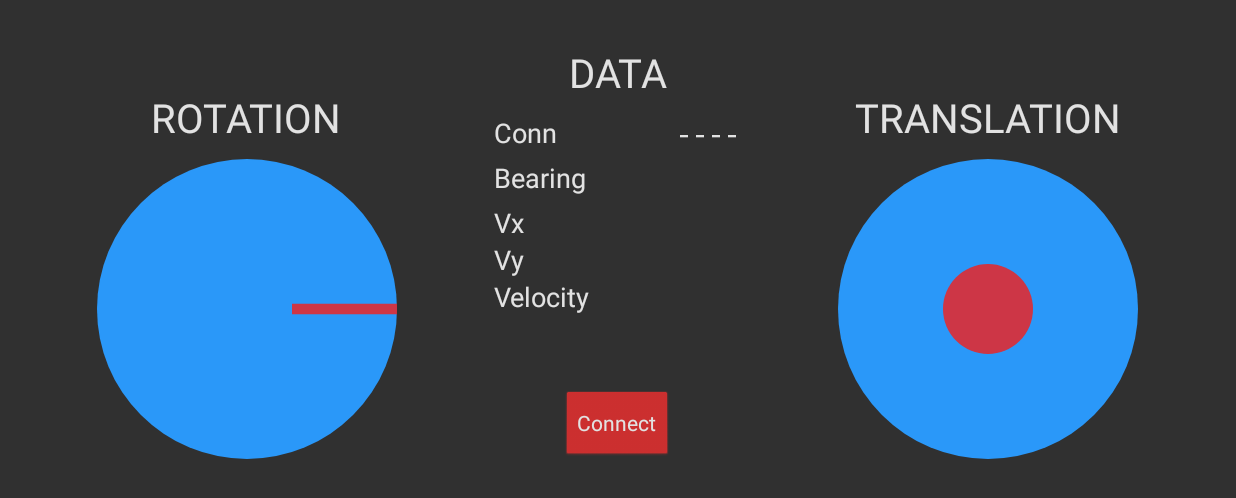
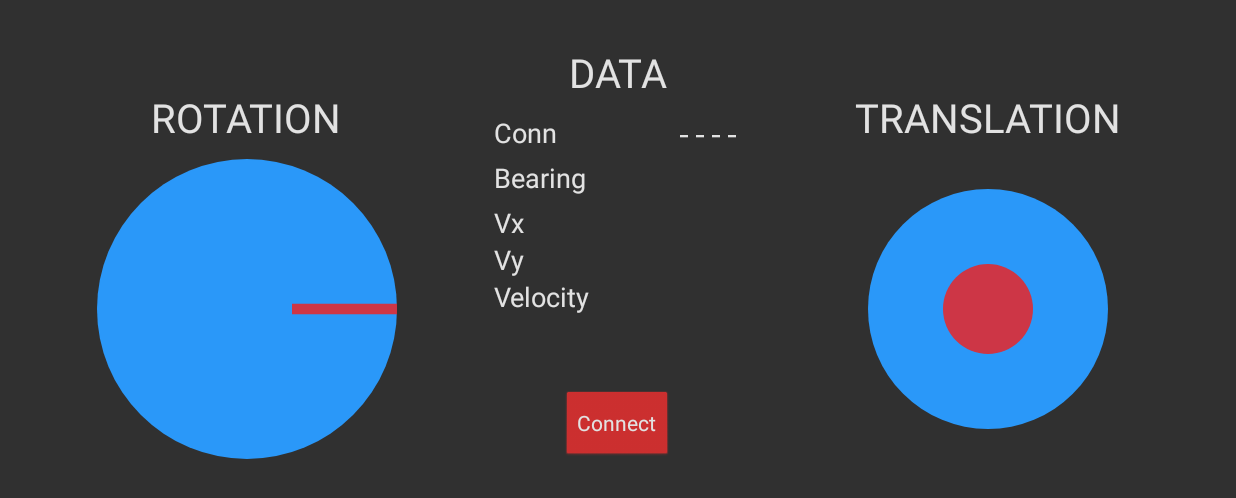
Before and after one commit to Plenglin/KiwiBot, an Android app: the screen it shows after launch (RobotControllerActivity), on a phone screen of 824 x 412 dp (held sideways). Shown: the top 498 px of the screen. Run offline under Robolectric (Android 15) with nearby library versions, the phone set to English and light mode, and no system bars.

Commit message:
Make joystick look a bit nicer

```diff
--- a/app/src/main/java/io/github/plenglin/kiwicontrol/JoystickView.kt
+++ b/app/src/main/java/io/github/plenglin/kiwicontrol/JoystickView.kt
@@ -22,7 +22,7 @@ class JoystickView(context: Context, attributes: AttributeSet) : View(context, a
         style = Paint.Style.FILL
     }
 
-    private val bgRadius get() = minOf(width, height).toFloat() / 2f
+    private val bgRadius get() = attrArray.getDimensionPixelSize(R.styleable.JoystickView_bgRadius, minOf(width, height)/ 2).toFloat()
     private val joystickTouchRadius get() = lazy {attrArray.getDimensionPixelSize(R.styleable.JoystickView_touchRadius, 0).toFloat()}
     private val limitPadding get() = lazy { attrArray.getDimensionPixelSize(R.styleable.JoystickView_joystickLimit, 0).toFloat() }
     private val maxRadius get() = bgRadius - joystickTouchRadius.value - limitPadding.value
--- a/app/src/main/java/io/github/plenglin/kiwicontrol/RobotControllerActivity.kt
+++ b/app/src/main/java/io/github/plenglin/kiwicontrol/RobotControllerActivity.kt
@@ -74,9 +74,7 @@ class RobotControllerActivity : Activity() {
     }
 
     fun setVisibilityState() {
-        this.window.decorView.systemUiVisibility = View.SYSTEM_UI_FLAG_LAYOUT_STABLE or
-                View.SYSTEM_UI_FLAG_LAYOUT_HIDE_NAVIGATION or
-                View.SYSTEM_UI_FLAG_LAYOUT_FULLSCREEN or
+        this.window.decorView.systemUiVisibility =
                 View.SYSTEM_UI_FLAG_HIDE_NAVIGATION or
                 View.SYSTEM_UI_FLAG_FULLSCREEN or
                 View.SYSTEM_UI_FLAG_IMMERSIVE_STICKY
--- a/app/src/main/res/layout-land/activity_robot_controller.xml
+++ b/app/src/main/res/layout-land/activity_robot_controller.xml
@@ -178,7 +178,8 @@
             android:clickable="true"
 
             custom:bgColor="@color/controlsBg"
-            custom:joystickLimit="5dp"
+            custom:bgRadius="80dp"
+            custom:joystickLimit="-10dp"
             custom:touchColor="@color/controlsIndicator"
             custom:touchRadius="30dp"/>
 
--- a/app/src/main/res/values/attrs.xml
+++ b/app/src/main/res/values/attrs.xml
@@ -11,6 +11,7 @@
 
     <declare-styleable name="JoystickView">
         <attr name="bgColor" format="color"/>
+        <attr name="bgRadius" format="dimension"/>
         <attr name="touchColor" format="color"/>
         <attr name="touchRadius" format="dimension"/>
         <attr name="joystickLimit" format="dimension"/>
```
